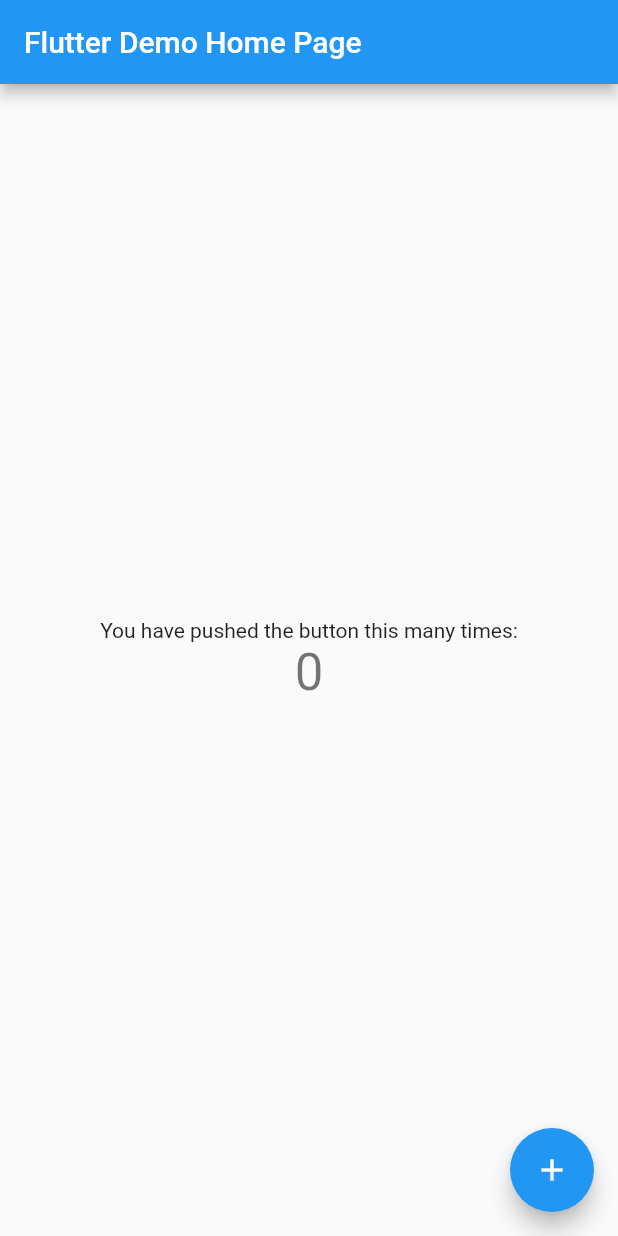
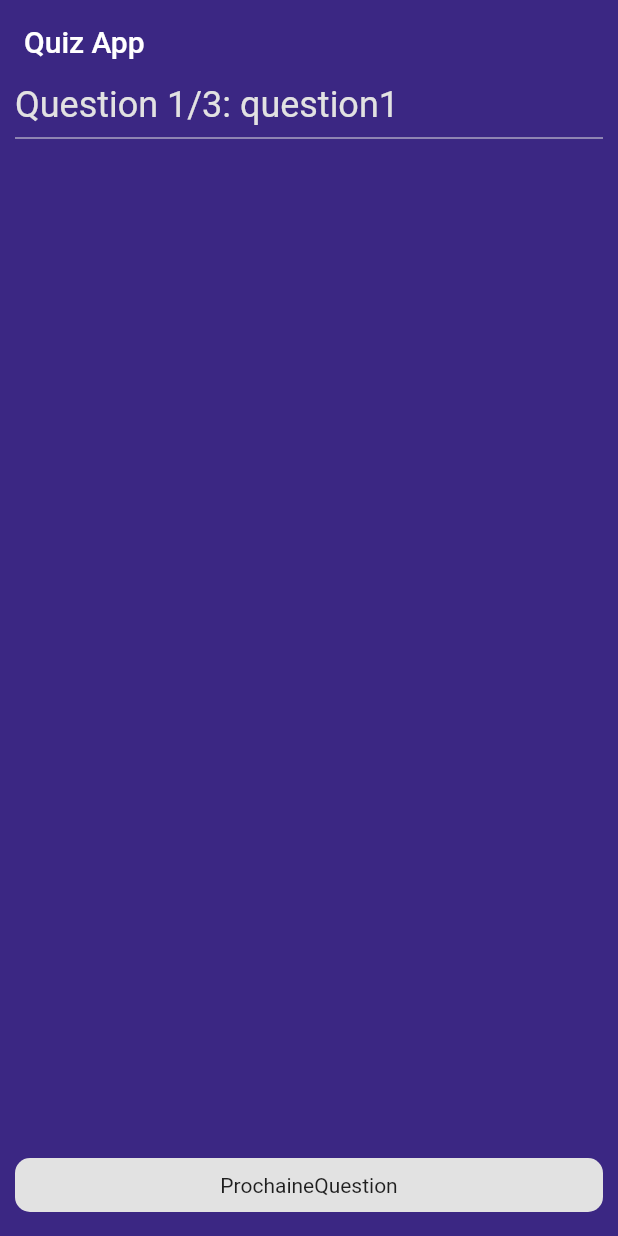
Before and after one commit to Wiksem/quizz_projet, a Flutter app: the screen it shows after launch, on a phone screen of 412 x 824 dp. Run offline on Flutter 3.47's test engine with Material 2 defaults, Android fonts, the phone set to English and light mode, and no system bars.

Commit message:
ajout de quasi toutes les bases

```diff
--- a/lib/main.dart
+++ b/lib/main.dart
@@ -1,115 +1,20 @@
 import 'package:flutter/material.dart';
+import 'model/screens/home_screen.dart';
 
 void main() {
-  runApp(const MyApp());
+  runApp(
+    const MyApp(),
+  );
 }
 
 class MyApp extends StatelessWidget {
-  const MyApp({super.key});
+  const MyApp({Key? key}) : super(key: key);
 
-  // This widget is the root of your application.
   @override
   Widget build(BuildContext context) {
-    return MaterialApp(
-      title: 'Flutter Demo',
-      theme: ThemeData(
-        // This is the theme of your application.
-        //
-        // Try running your application with "flutter run". You'll see the
-        // application has a blue toolbar. Then, without quitting the app, try
-        // changing the primarySwatch below to Colors.green and then invoke
-        // "hot reload" (press "r" in the console where you ran "flutter run",
-        // or simply save your changes to "hot reload" in a Flutter IDE).
-        // Notice that the counter didn't reset back to zero; the application
-        // is not restarted.
-        primarySwatch: Colors.blue,
-      ),
-      home: const MyHomePage(title: 'Flutter Demo Home Page'),
+    return const MaterialApp(
+      debugShowCheckedModeBanner: false,
+      home: HomeScreen(),
     );
   }
 }
-
-class MyHomePage extends StatefulWidget {
-  const MyHomePage({super.key, required this.title});
-
-  // This widget is the home page of your application. It is stateful, meaning
-  // that it has a State object (defined below) that contains fields that affect
-  // how it looks.
-
-  // This class is the configuration for the state. It holds the values (in this
-  // case the title) provided by the parent (in this case the App widget) and
-  // used by the build method of the State. Fields in a Widget subclass are
-  // always marked "final".
-
-  final String title;
-
-  @override
-  State<MyHomePage> createState() => _MyHomePageState();
-}
-
-class _MyHomePageState extends State<MyHomePage> {
-  int _counter = 0;
-
-  void _incrementCounter() {
-    setState(() {
-      // This call to setState tells the Flutter framework that something has
-      // changed in this State, which causes it to rerun the build method below
-      // so that the display can reflect the updated values. If we changed
-      // _counter without calling setState(), then the build method would not be
-      // called again, and so nothing would appear to happen.
-      _counter++;
-    });
-  }
-
-  @override
-  Widget build(BuildContext context) {
-    // This method is rerun every time setState is called, for instance as done
-    // by the _incrementCounter method above.
-    //
-    // The Flutter framework has been optimized to make rerunning build methods
-    // fast, so that you can just rebuild anything that needs updating rather
-    // than having to individually change instances of widgets.
-    return Scaffold(
-      appBar: AppBar(
-        // Here we take the value from the MyHomePage object that was created by
-        // the App.build method, and use it to set our appbar title.
-        title: Text(widget.title),
-      ),
-      body: Center(
-        // Center is a layout widget. It takes a single child and positions it
-        // in the middle of the parent.
-        child: Column(
-          // Column is also a layout widget. It takes a list of children and
-          // arranges them vertically. By default, it sizes itself to fit its
-          // children horizontally, and tries to be as tall as its parent.
-          //
-          // Invoke "debug painting" (press "p" in the console, choose the
-          // "Toggle Debug Paint" action from the Flutter Inspector in Android
-          // Studio, or the "Toggle Debug Paint" command in Visual Studio Code)
-          // to see the wireframe for each widget.
-          //
-          // Column has various properties to control how it sizes itself and
-          // how it positions its children. Here we use mainAxisAlignment to
-          // center the children vertically; the main axis here is the vertical
-          // axis because Columns are vertical (the cross axis would be
-          // horizontal).
-          mainAxisAlignment: MainAxisAlignment.center,
-          children: <Widget>[
-            const Text(
-              'You have pushed the button this many times:',
-            ),
-            Text(
-              '$_counter',
-              style: Theme.of(context).textTheme.headlineMedium,
-            ),
-          ],
-        ),
-      ),
-      floatingActionButton: FloatingActionButton(
-        onPressed: _incrementCounter,
-        tooltip: 'Increment',
-        child: const Icon(Icons.add),
-      ), // This trailing comma makes auto-formatting nicer for build methods.
-    );
-  }
-}
--- /dev/null
+++ b/lib/model/constantes.dart
@@ -0,0 +1,9 @@
+import 'package:flutter/material.dart';
+
+const Color correct = Color.fromARGB(255, 30, 197, 39);
+
+const Color incorrect = Color.fromARGB(255, 221, 20, 13);
+
+const Color neutral = Color.fromARGB(255, 226, 226, 226);
+
+const Color background = Color.fromARGB(255, 59, 39, 131);
--- /dev/null
+++ b/lib/model/question_model.dart
@@ -0,0 +1,15 @@
+class Question {
+  final String id;
+  final String title;
+  final Map<String, bool> options;
+  Question({
+    required this.id,
+    required this.title,
+    required this.options,
+  });
+
+  @override
+  String toString() {
+    return 'Question(id: $id, title: $title, options: $options)';
+  }
+}
--- /dev/null
+++ b/lib/model/screens/home_screen.dart
@@ -0,0 +1,65 @@
+import 'package:flutter/material.dart';
+import '../constantes.dart';
+import '../question_model.dart';
+import '../widgets/question_widget.dart';
+import '../widgets/next_button.dart';
+
+class HomeScreen extends StatefulWidget {
+  const HomeScreen({super.key});
+
+  @override
+  State<HomeScreen> createState() => _HomeScreenState();
+}
+
+class _HomeScreenState extends State<HomeScreen> {
+  List<Question> _questions = [
+    Question(
+      id: '10',
+      title: 'question1',
+      options: {'faux': false, 'faux': false, 'faux': false, 'vrai': true},
+    ),
+    Question(
+      id: '11',
+      title: 'question2',
+      options: {'faux': false, 'faux': false, 'faux': false, 'vrai': true},
+    ),
+    Question(
+      id: '12',
+      title: 'question3',
+      options: {'faux': false, 'faux': false, 'faux': false, 'vrai': true},
+    ),
+  ];
+
+  int index = 0;
+  @override
+  Widget build(BuildContext context) {
+    return Scaffold(
+      backgroundColor: background,
+      appBar: AppBar(
+        title: const Text('Quiz App'),
+        backgroundColor: background,
+        shadowColor: Colors.transparent,
+      ),
+      body: Container(
+          width: double.infinity,
+          padding: const EdgeInsets.symmetric(horizontal: 10.0),
+          child: Column(
+            children: [
+              QuestionWidget(
+              question: _questions[index].title,
+              indexAction: index,
+              totalQuestions: _questions.length,
+              ),
+              const Divider(color: neutral),
+            ],
+          ),
+        ),
+
+    floatingActionButton: Padding(
+      padding: const EdgeInsets.symmetric(horizontal: 10.0),
+      child: NextButton(),
+    ),
+       floatingActionButtonLocation: FloatingActionButtonLocation.centerFloat,
+    );
+  }
+}
--- /dev/null
+++ b/lib/model/widgets/next_button.dart
@@ -0,0 +1,25 @@
+import 'package:flutter/material.dart';
+import '../constantes.dart';
+
+class NextButton extends StatelessWidget {
+  const NextButton({super.key});
+
+  @override
+  Widget build(BuildContext context) {
+    return GestureDetector(
+      onTap: () {},
+      child: Container(
+        width: double.infinity,
+        decoration: BoxDecoration(
+          color: neutral,
+          borderRadius: BorderRadius.circular(10.0),
+        ),
+        padding: const EdgeInsets.symmetric(vertical: 10.0),
+        child: const Text(
+          'ProchaineQuestion',
+          textAlign: TextAlign.center,
+        ),
+      ),
+    );
+  }
+}
--- /dev/null
+++ b/lib/model/widgets/question_widget.dart
@@ -0,0 +1,28 @@
+import 'package:flutter/material.dart';
+import '../constantes.dart';
+
+class QuestionWidget extends StatelessWidget {
+  const QuestionWidget(
+      {Key? key,
+      required this.question,
+      required this.indexAction,
+      required this.totalQuestions})
+      : super(key: key);
+
+  final String question;
+  final int indexAction;
+  final int totalQuestions;
+  @override
+  Widget build(BuildContext context) {
+    return Container(
+      alignment: Alignment.centerLeft,
+      child: Text(
+        'Question ${indexAction + 1}/$totalQuestions: $question',
+        style: const TextStyle(
+          fontSize: 24.0,
+          color: neutral,
+        ),
+      ),
+    );
+  }
+}
```
